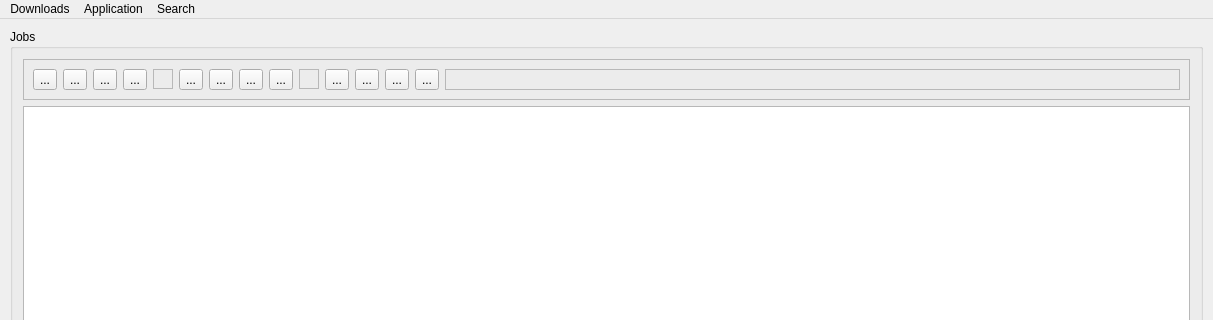
Above: aoget/qt/main_window.ui from endre-git/aoget before the change; both pictures show x 0 to 1213 and y 0 to 320 of the 1213 by 871 pixel window. Below: the same form after it.
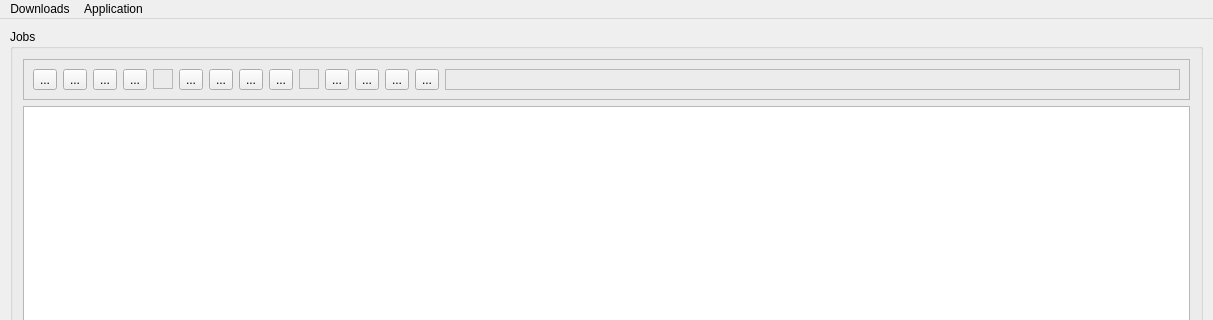
That is the form after the change. Icons and pictures are not drawn.

The edit to the form file:
```diff
--- a/aoget/qt/main_window.ui
+++ b/aoget/qt/main_window.ui
@@ -695,15 +695,8 @@
     <addaction name="separator"/>
     <addaction name="actionExit_2"/>
    </widget>
-   <widget class="QMenu" name="menuSearch">
-    <property name="title">
-     <string>Search</string>
-    </property>
-    <addaction name="actionSearch_for"/>
-   </widget>
    <addaction name="menuJobs"/>
    <addaction name="menuApplication"/>
-   <addaction name="menuSearch"/>
   </widget>
   <widget class="QStatusBar" name="statusbar"/>
   <action name="actionSettings">
```
Left out of the diff: 23 changed lines with no effect on the pictures.
